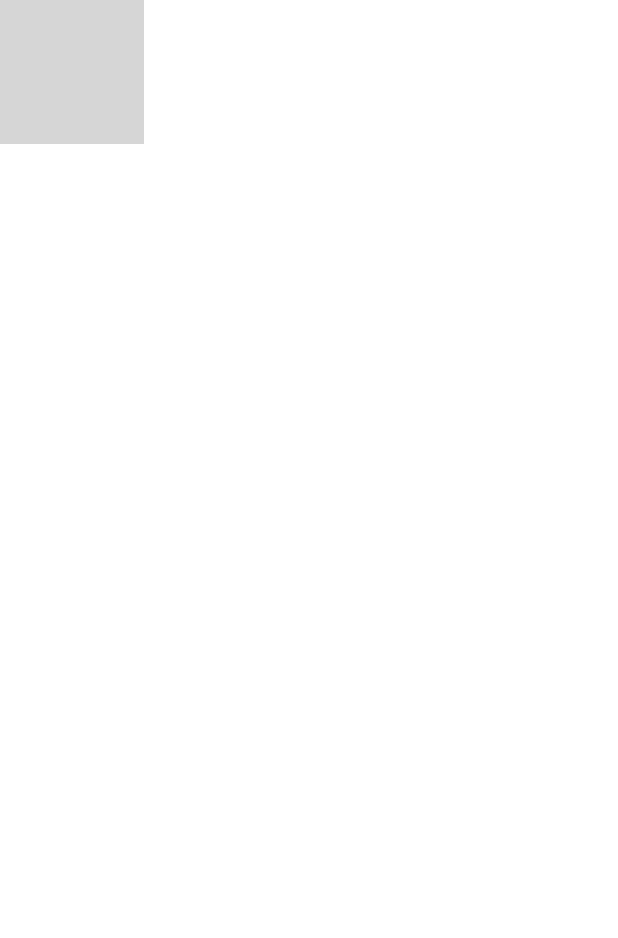
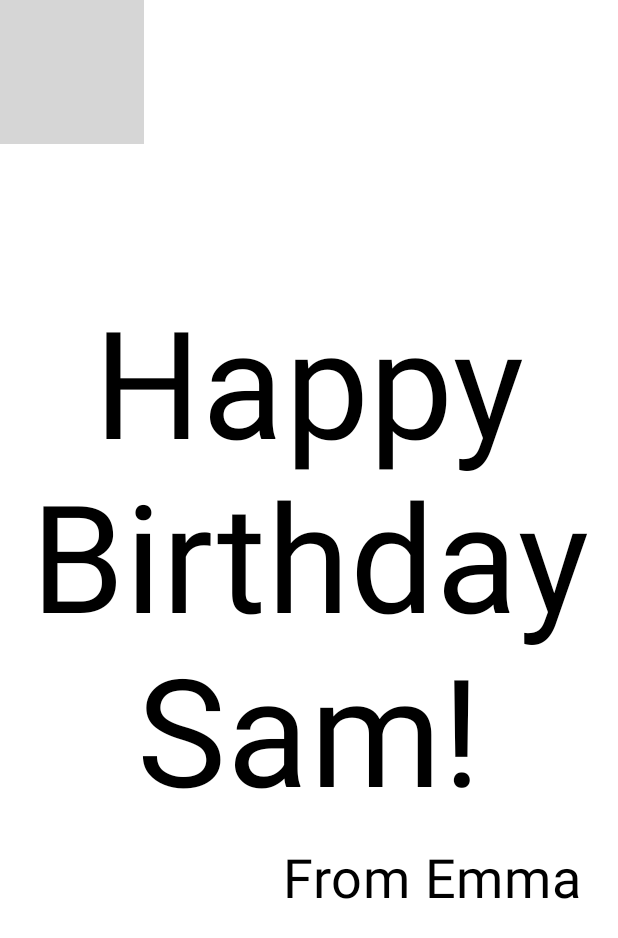
Before and after one commit to denlak77/MobileSystem-, an Android app built with Jetpack Compose: the @Preview function BirthdayCardPreview, on a phone screen of 412 x 824 dp. Shown: the top 938 px of the screen. Run offline under Robolectric (Android 15) with nearby library versions, the phone set to English and light mode, and no system bars; grey boxes are pictures that could not be loaded.

```diff
--- a/Unit 1/HappyBirthday/app/src/main/java/com/example/happybirthday/MainActivity.kt
+++ b/Unit 1/HappyBirthday/app/src/main/java/com/example/happybirthday/MainActivity.kt
@@ -20,7 +20,7 @@ import androidx.compose.ui.unit.sp
 import com.example.happybirthday.ui.theme.HappyBirthdayTheme
 import androidx.compose.foundation.Image
 import androidx.compose.ui.res.painterResource
-
+import androidx.compose.foundation.layout.Box
 class MainActivity : ComponentActivity() {
     override fun onCreate(savedInstanceState: Bundle?) {
         super.onCreate(savedInstanceState)
@@ -33,8 +33,7 @@ class MainActivity : ComponentActivity() {
                 ) {
                     GreetingImage(
                         message = "Happy Birthday Sam!",
-                        from = "From Emma",
-                        modifier = Modifier.padding(8.dp)
+                        from = "From Emma"
                     )
                 }
             }
@@ -78,8 +77,17 @@ fun BirthdayCardPreview() {
 @Composable
 fun GreetingImage(message: String, from: String, modifier: Modifier = Modifier) {
     val image = painterResource(R.drawable.androidparty)
-    Image(
-        painter = image,
-        contentDescription = null
-    )
+    Box(modifier) {
+        Image(
+            painter = image,
+            contentDescription = null
+        )
+        GreetingText(
+            message = message,
+            from = from,
+            modifier = Modifier
+                .fillMaxSize()
+                .padding(8.dp)
+        )
+    }
 }
```
